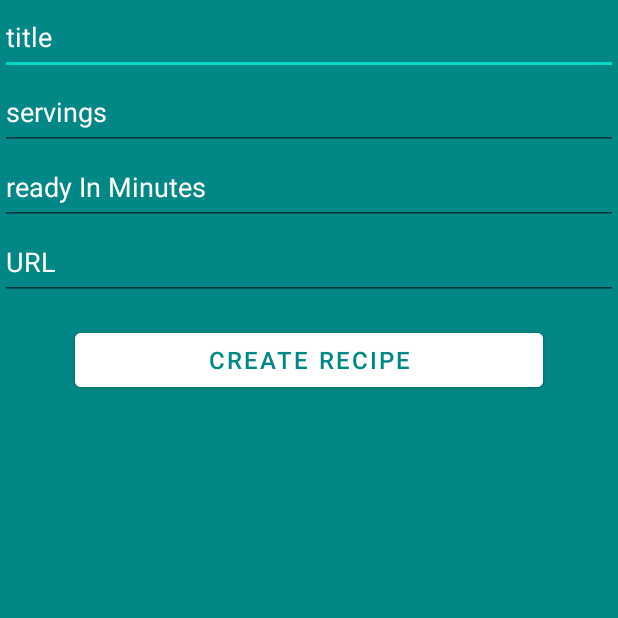
After one commit to pelegadmi/recipeAppAndroid, an Android app: the CreateRecipeActivity screen opened directly, with no data from a screen before it, on a phone screen of 412 x 824 dp, the top half of it. The commit adds this screen. Run offline under Robolectric (Android 15) with nearby library versions, the phone set to English and light mode, and no system bars; our stand-ins replace Firebase (no records; nobody signed in at launch, a user with empty details on screens opened directly).

Commit message:
added my recipes

```diff
--- /dev/null
+++ b/app/src/main/java/com/example/appfoodie/CreateRecipeActivity.java
@@ -0,0 +1,97 @@
+package com.example.appfoodie;
+
+import androidx.appcompat.app.AppCompatActivity;
+
+import android.graphics.Color;
+import android.os.Bundle;
+import android.view.View;
+import android.widget.Button;
+import android.widget.EditText;
+import android.widget.Toast;
+
+import com.example.appfoodie.Models.Recipe;
+import com.google.firebase.auth.FirebaseAuth;
+import com.google.firebase.auth.FirebaseUser;
+
+public class CreateRecipeActivity extends AppCompatActivity {
+    FirebaseAuth firebaseAuth;
+    FirebaseUser userLoggedIn;
+    Button create;
+    DataBaseHelper DB;
+    EditText titleEt, servingsEt, readyInMinutesEt, urlEt;
+
+    @Override
+    protected void onCreate(Bundle savedInstanceState) {
+        super.onCreate(savedInstanceState);
+        setContentView(R.layout.activity_create_recipe);
+
+        firebaseAuth = FirebaseAuth.getInstance();
+        DB = new DataBaseHelper(this);
+
+        create = (Button) findViewById(R.id.create_recipe);
+        titleEt = (EditText) findViewById(R.id.create_title);
+        servingsEt = (EditText) findViewById(R.id.create_servings);
+        readyInMinutesEt = (EditText) findViewById(R.id.create_readyInMinutes);
+        urlEt = (EditText) findViewById(R.id.create_URL);
+
+        userLoggedIn = FirebaseAuth.getInstance().getCurrentUser();
+
+
+        create.setOnClickListener(v -> {
+            titleEt.setTextColor(Color.BLACK);
+            titleEt.setHintTextColor(Color.BLACK);
+
+            servingsEt.setTextColor(Color.BLACK);
+            servingsEt.setHintTextColor(Color.BLACK);
+
+            readyInMinutesEt.setTextColor(Color.BLACK);
+            readyInMinutesEt.setHintTextColor(Color.BLACK);
+
+            urlEt.setTextColor(Color.BLACK);
+            urlEt.setHintTextColor(Color.BLACK);
+
+
+            String title = String.valueOf(titleEt.getText()),
+                    url = String.valueOf(urlEt.getText()),
+                    readyInMinutesStr = String.valueOf(readyInMinutesEt.getText()),
+                    servingsStr = String.valueOf(servingsEt.getText());
+
+            if (title.length() > 0 && url.length() > 0 && tryParse(readyInMinutesStr) &&
+                    tryParse(servingsStr)) {
+                Recipe recipe = new Recipe(userLoggedIn.getUid(), Integer.parseInt(readyInMinutesStr), Integer.parseInt(servingsStr), url, title);
+                DB.insertData(recipe);
+                finish();
+            } else {
+                Toast.makeText(this, "you must enter params", Toast.LENGTH_SHORT).show();
+
+                if (title.length() == 0) {
+                    titleEt.setTextColor(Color.RED);
+                    titleEt.setHintTextColor(Color.RED);
+                }
+
+                if (url.length() == 0) {
+                    urlEt.setTextColor(Color.RED);
+                    urlEt.setHintTextColor(Color.RED);
+                }
+                if (!tryParse(readyInMinutesStr)) {
+                    readyInMinutesEt.setTextColor(Color.RED);
+                    readyInMinutesEt.setHintTextColor(Color.RED);
+                }
+                if (!tryParse(servingsStr)) {
+                    servingsEt.setTextColor(Color.RED);
+                    servingsEt.setHintTextColor(Color.RED);
+                }
+            }
+        });
+
+    }
+
+    Boolean tryParse(String str) {
+        try {
+            Integer.parseInt(str);
+            return true;
+        } catch (Exception ignore) {
+            return false;
+        }
+    }
+}
--- /dev/null
+++ b/app/src/main/res/layout/activity_create_recipe.xml
@@ -0,0 +1,63 @@
+<?xml version="1.0" encoding="utf-8"?>
+<androidx.constraintlayout.widget.ConstraintLayout xmlns:android="http://schemas.android.com/apk/res/android"
+    xmlns:app="http://schemas.android.com/apk/res-auto"
+    xmlns:tools="http://schemas.android.com/tools"
+    android:layout_width="match_parent"
+    android:layout_height="match_parent"
+    tools:context=".MainActivity">
+
+    <LinearLayout xmlns:android="http://schemas.android.com/apk/res/android"
+        xmlns:app="http://schemas.android.com/apk/res-auto"
+        xmlns:tools="http://schemas.android.com/tools"
+        android:layout_width="match_parent"
+        android:layout_height="match_parent"
+        android:background="@color/teal_700"
+        android:orientation="vertical"
+        tools:context=".MainActivity">
+
+
+        <EditText
+            android:id="@+id/create_title"
+            android:layout_width="match_parent"
+            android:hint="title"
+            android:layout_height="50dp" />
+
+        <EditText
+            android:id="@+id/create_servings"
+            android:layout_width="match_parent"
+            android:layout_height="50dp"
+            android:hint="servings"
+            android:inputType="number" />
+
+        <EditText
+            android:id="@+id/create_readyInMinutes"
+            android:layout_width="match_parent"
+            android:layout_height="50dp"
+            android:hint="ready In Minutes"
+            android:inputType="number" />
+
+        <EditText
+            android:id="@+id/create_URL"
+            android:layout_width="match_parent"
+            android:layout_height="50dp"
+            android:hint="URL"
+            android:inputType="textUri" />
+
+
+        <Button
+            android:id="@+id/create_recipe"
+            android:layout_width="match_parent"
+            android:layout_height="wrap_content"
+            android:layout_marginStart="50dp"
+            android:layout_marginTop="16dp"
+            android:layout_marginEnd="50dp"
+            android:layout_marginBottom="16dp"
+            android:backgroundTint="@color/white"
+            android:text="Create Recipe"
+            android:textColor="@color/teal_700"
+            android:textSize="16dp"
+            android:textStyle="normal" />
+
+
+    </LinearLayout>
+</androidx.constraintlayout.widget.ConstraintLayout>
--- a/app/src/main/res/layout/activity_main.xml
+++ b/app/src/main/res/layout/activity_main.xml
@@ -65,7 +65,7 @@
 
 
     <Button
-        android:id="@+id/CreateRecipeButton"
+        android:id="@+id/show_recipe"
         android:layout_width="match_parent"
         android:layout_height="wrap_content"
         android:layout_marginStart="50dp"
@@ -73,7 +73,7 @@
         android:layout_marginEnd="50dp"
         android:layout_marginBottom="16dp"
         android:backgroundTint="@color/white"
-        android:text="Create Recipe"
+        android:text="Show Recipe"
         android:textColor="@color/teal_700"
         android:textSize="16dp"
         android:textStyle="normal" />
```
Also changed, not shown: app/src/main/AndroidManifest.xml (+14 -3 lines), app/src/main/java/com/example/appfoodie/DataBaseHelper.java (+27 -28 lines), app/src/main/java/com/example/appfoodie/MainActivity.java (+7 -10 lines), app/src/main/java/com/example/appfoodie/Models/Recipe.java (+52 -32 lines), app/src/main/java/com/example/appfoodie/ShowRecipeActivity.java (added, +67 -0 lines), app/src/main/res/layout/activity_show_recipe.xml (added, +32 -0 lines).
